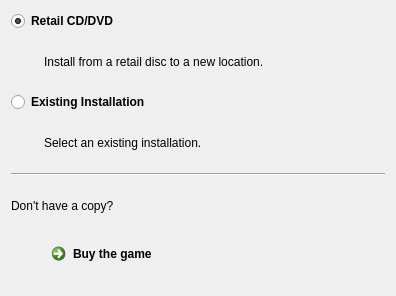
Qt form apps/wizard/ui/methodselectionpage.ui (sunhawken/openmw) before a commit.
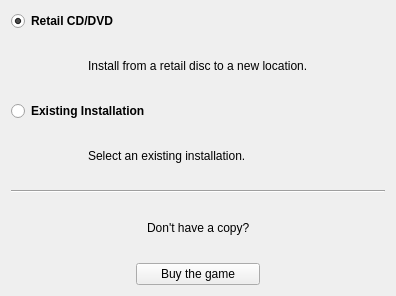
The same form after that commit.

```diff
--- a/apps/wizard/ui/methodselectionpage.ui
+++ b/apps/wizard/ui/methodselectionpage.ui
@@ -52,24 +52,18 @@
       </spacer>
      </item>
      <item>
-      <widget class="QLabel" name="installerIconLabel">
-       <property name="sizePolicy">
-        <sizepolicy hsizetype="Maximum" vsizetype="Maximum">
-         <horstretch>0</horstretch>
-         <verstretch>0</verstretch>
-        </sizepolicy>
+      <widget class="QToolButton" name="installerIcon">
+       <property name="styleSheet">
+        <string notr="true">QToolButton { border: none; padding: 0px; }</string>
        </property>
-       <property name="textFormat">
-        <enum>Qt::RichText</enum>
+       <property name="text">
+        <string/>
        </property>
-       <property name="scaledContents">
-        <bool>false</bool>
-       </property>
-       <property name="alignment">
-        <set>Qt::AlignLeading|Qt::AlignLeft|Qt::AlignTop</set>
-       </property>
-       <property name="buddy">
-        <cstring>retailDiscRadioButton</cstring>
+       <property name="iconSize">
+        <size>
+         <width>48</width>
+         <height>48</height>
+        </size>
        </property>
       </widget>
      </item>
@@ -114,18 +108,15 @@
       </spacer>
      </item>
      <item>
-      <widget class="QLabel" name="folderIconLabel">
-       <property name="sizePolicy">
-        <sizepolicy hsizetype="Maximum" vsizetype="Maximum">
-         <horstretch>0</horstretch>
-         <verstretch>0</verstretch>
-        </sizepolicy>
+      <widget class="QToolButton" name="folderIcon">
+       <property name="styleSheet">
+        <string notr="true">QToolButton { border: none; padding: 0px; }</string>
        </property>
-       <property name="textFormat">
-        <enum>Qt::RichText</enum>
-       </property>
-       <property name="alignment">
-        <set>Qt::AlignLeading|Qt::AlignLeft|Qt::AlignTop</set>
+       <property name="iconSize">
+        <size>
+         <width>48</width>
+         <height>48</height>
+        </size>
        </property>
       </widget>
      </item>
@@ -150,6 +141,19 @@
    </item>
    <item>
     <layout class="QHBoxLayout" name="horizontalLayout">
+     <item>
+      <spacer name="horizontalSpacer_5">
+       <property name="orientation">
+        <enum>Qt::Horizontal</enum>
+       </property>
+       <property name="sizeHint" stdset="0">
+        <size>
+         <width>40</width>
+         <height>20</height>
+        </size>
+       </property>
+      </spacer>
+     </item>
      <item>
       <widget class="QLabel" name="label">
        <property name="text">
@@ -157,6 +161,19 @@
        </property>
       </widget>
      </item>
+     <item>
+      <spacer name="horizontalSpacer_6">
+       <property name="orientation">
+        <enum>Qt::Horizontal</enum>
+       </property>
+       <property name="sizeHint" stdset="0">
+        <size>
+         <width>40</width>
+         <height>20</height>
+        </size>
+       </property>
+      </spacer>
+     </item>
     </layout>
    </item>
    <item>
@@ -167,7 +184,7 @@
         <enum>Qt::Horizontal</enum>
        </property>
        <property name="sizeType">
-        <enum>QSizePolicy::Maximum</enum>
+        <enum>QSizePolicy::Expanding</enum>
        </property>
        <property name="sizeHint" stdset="0">
         <size>
@@ -178,22 +195,21 @@
       </spacer>
      </item>
      <item>
-      <widget class="QLabel" name="buyIconLabel">
+      <widget class="QPushButton" name="buyLinkButton">
        <property name="sizePolicy">
-        <sizepolicy hsizetype="Maximum" vsizetype="Maximum">
+        <sizepolicy hsizetype="Expanding" vsizetype="Fixed">
          <horstretch>0</horstretch>
          <verstretch>0</verstretch>
         </sizepolicy>
        </property>
-      </widget>
-     </item>
-     <item>
-      <widget class="QCommandLinkButton" name="buyLinkButton">
        <property name="text">
         <string>Buy the game</string>
        </property>
-       <property name="checkable">
-        <bool>false</bool>
+       <property name="iconSize">
+        <size>
+         <width>48</width>
+         <height>48</height>
+        </size>
        </property>
       </widget>
      </item>
```
